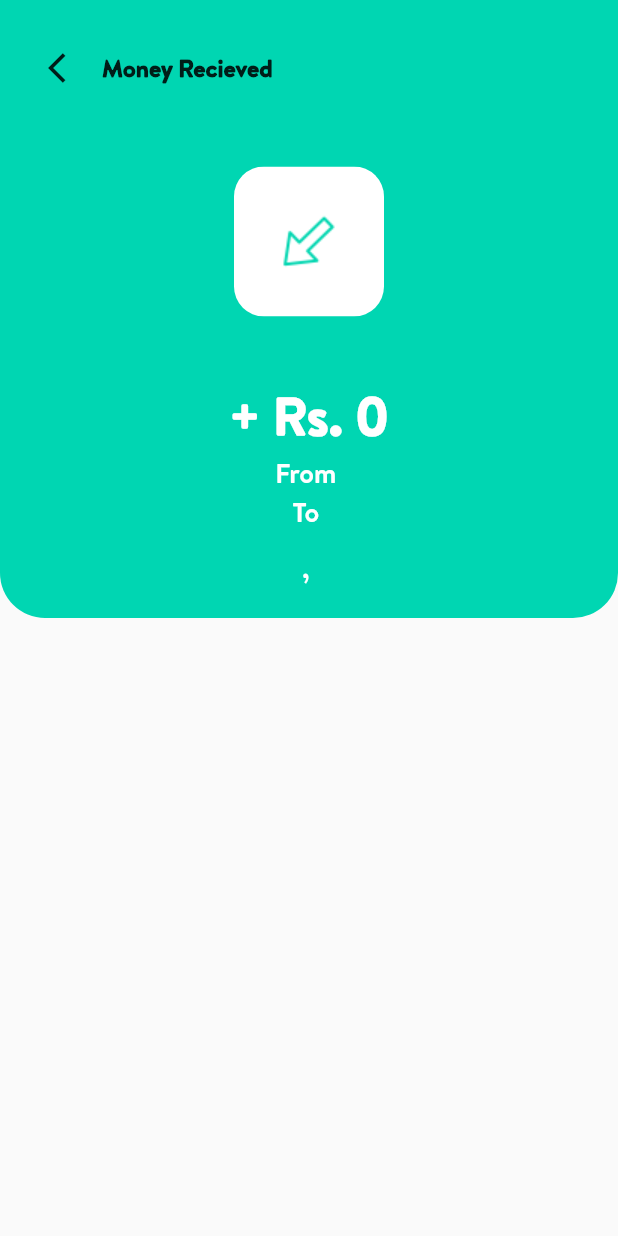
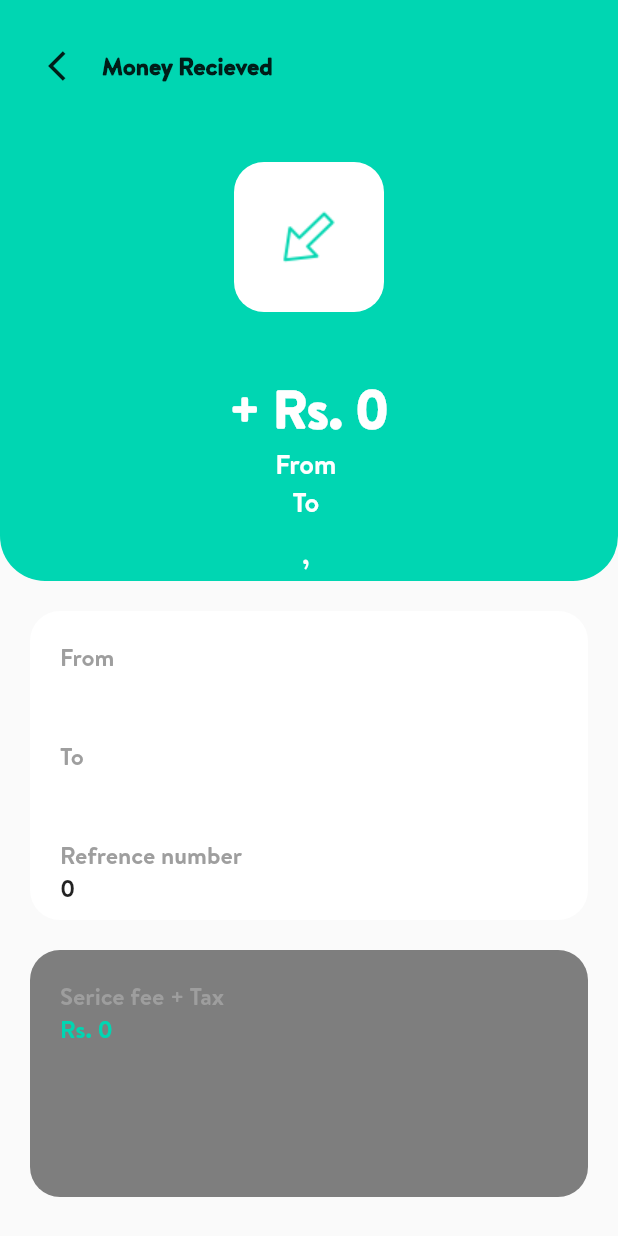
Before and after one commit to Suhaibusman/Sadapay-Clone, a Flutter app: the DetailedTransactionPage screen opened directly with empty values, on a phone screen of 412 x 824 dp. Run offline on Flutter 3.47's test engine with Material 2 defaults, Android fonts, the phone set to English and light mode, and no system bars.

Commit message:
sada pay clone

```diff
--- a/lib/screens/personal/widgets/detailedtransaction.dart
+++ b/lib/screens/personal/widgets/detailedtransaction.dart
@@ -93,9 +93,11 @@ class _DetailedTransactionPageState extends State<DetailedTransactionPage> {
   Widget build(BuildContext context) {
     return Scaffold(
 
-      body: Container(
+      body: Column(
+        children: [
+          Container(
 
-        height: MediaQuery.of(context).size.height*0.5,
+            height: MediaQuery.of(context).size.height*0.47,
             width: MediaQuery.of(context).size.width,
             decoration:  BoxDecoration(
               color: backgroundcolor(),
@@ -171,6 +173,114 @@ class _DetailedTransactionPageState extends State<DetailedTransactionPage> {
               ),
             ),
           ),
+          Padding(
+            padding: const EdgeInsets.all(20),
+            child: Container(
+              height: MediaQuery.of(context).size.height*0.25,
+              width: MediaQuery.of(context).size.width,
+               decoration:  BoxDecoration(
+                color: Colors.white,
+                  borderRadius:  BorderRadius.circular(20)
+              , ),
+              child:  Padding(
+                padding: const EdgeInsets.all(20),
+                child: Column(
+                     crossAxisAlignment: CrossAxisAlignment.start,
+                  children: [
+                    const Text("From", style: TextStyle(
+                        fontFamily: "Brandon" ,
+                        fontSize: 16,
+                        fontWeight: FontWeight.normal,
+                        color: Colors.grey
+
+                      ),),
+                       Text(widget.detailedtransaction.recieverbankname, style: const TextStyle(
+                        fontFamily: "Brandon" ,
+                        fontSize: 16,
+                        fontWeight: FontWeight.normal,
+
+
+                      ),),
+                      Text(widget.detailedtransaction.recievernumber, style: const TextStyle(
+                        fontFamily: "Brandon" ,
+                        fontSize: 16,
+                        fontWeight: FontWeight.normal,
+
+
+                      ),),
+                       const Text("To", style: TextStyle(
+                        fontFamily: "Brandon" ,
+                        fontSize: 16,
+                        fontWeight: FontWeight.normal,
+                        color: Colors.grey
+
+                      ),),
+                      Text(widget.detailedtransaction.senderbankname, style: const TextStyle(
+                        fontFamily: "Brandon" ,
+                        fontSize: 16,
+                        fontWeight: FontWeight.normal,
+
+
+                      ),),
+                      Text(widget.detailedtransaction.sendernumber, style: const TextStyle(
+                        fontFamily: "Brandon" ,
+                        fontSize: 16,
+                        fontWeight: FontWeight.normal,
+
+
+                      ),),
+                       const Text("Refrence number", style: TextStyle(
+                        fontFamily: "Brandon" ,
+                        fontSize: 16,
+                        fontWeight: FontWeight.normal,
+                        color: Colors.grey
+
+                      ),),
+                      Text(widget.detailedtransaction.refrencenumber.toString(), style: const TextStyle(
+                        fontFamily: "Brandon" ,
+                        fontSize: 16,
+                        fontWeight: FontWeight.normal,
+
+
+                      ),),
+                  ],
+                ),
+              )
+            ),
+          ),
+          Padding(
+            padding: const EdgeInsets.only(left: 20,right: 20 ,bottom: 20),
+            child: Container(
+            height: MediaQuery.of(context).size.height*0.2,
+              width: MediaQuery.of(context).size.width,
+               decoration:  BoxDecoration(
+                color: const Color.fromARGB(255, 126, 126, 126),
+                  borderRadius:  BorderRadius.circular(20)
+              , ),
+              child:  Padding(
+                padding: const EdgeInsets.all(20),
+                child: Column(
+                 crossAxisAlignment: CrossAxisAlignment.start,
+                  children: [ const Text("Serice fee + Tax", style: TextStyle(
+                        fontFamily: "Brandon" ,
+                        fontSize: 16,
+                        fontWeight: FontWeight.normal,
+                        color: Colors.grey
+
+                      ),),
+                      Text("Rs. ${widget.detailedtransaction.servicecharges.toString()}", style: const TextStyle(
+                        fontFamily: "Brandon" ,
+                        fontSize: 16,
+                        fontWeight: FontWeight.normal,
+                        color: MyColors.greenColor
+
+                      ),)],
+                ),
+              ),
+            ),
+          )
+        ],
+      ),
     );
   }
 }
--- a/lib/screens/personal/widgets/transactionlistwidget.dart
+++ b/lib/screens/personal/widgets/transactionlistwidget.dart
@@ -87,7 +87,10 @@ class _TransactionListState extends State<TransactionList> {
     _getTransactionPart();
     return Expanded(child: Container(
       decoration: const BoxDecoration(
-        color: Colors.grey
+          borderRadius:  BorderRadius.only(
+          topLeft: Radius.circular(30.0), // Adjust the radius as needed
+          topRight: Radius.circular(30.0),),
+        // color: Colors.grey
       ),
         child: ListView.builder(
           itemCount: transaction.length,
```
Lines whose indentation alone changed are shown as unchanged.
